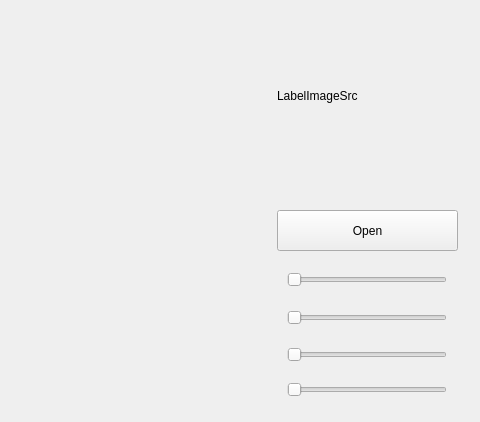
The window that ui_frameimageview.ui (shuoGG1239/Paint2Sketch) describes before a commit, drawn with Qt 5; both pictures show x 208 to 688 and y 0 to 422 of the 688 by 422 pixel window.
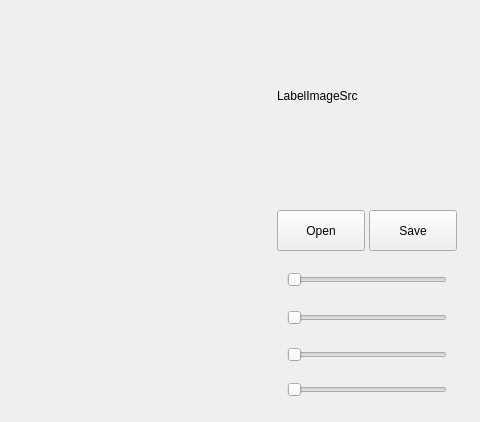
The same window after the commit.

What changed in the file:
```diff
--- a/ui_frameimageview.ui
+++ b/ui_frameimageview.ui
@@ -63,7 +63,7 @@
     <rect>
      <x>485</x>
      <y>210</y>
-     <width>181</width>
+     <width>88</width>
      <height>41</height>
     </rect>
    </property>
@@ -110,6 +110,19 @@
     <enum>Qt::Horizontal</enum>
    </property>
   </widget>
+  <widget class="QPushButton" name="pushButtonSave">
+   <property name="geometry">
+    <rect>
+     <x>577</x>
+     <y>210</y>
+     <width>88</width>
+     <height>41</height>
+    </rect>
+   </property>
+   <property name="text">
+    <string>Save</string>
+   </property>
+  </widget>
  </widget>
  <resources/>
  <connections/>
```
Left out of the diff: 2 changed lines with no effect on the pictures.
